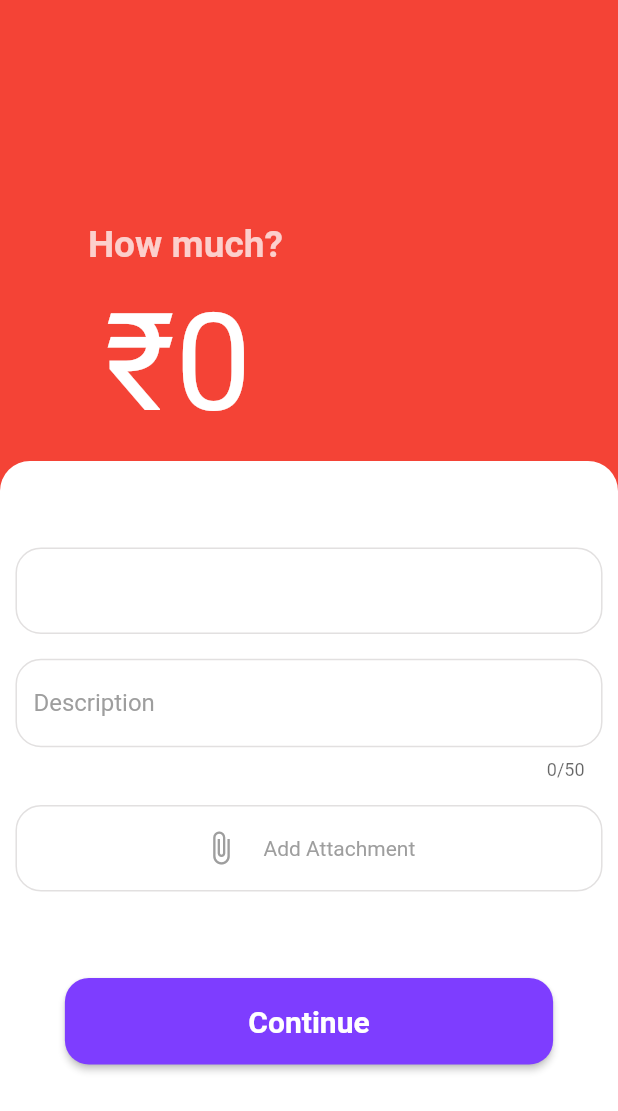
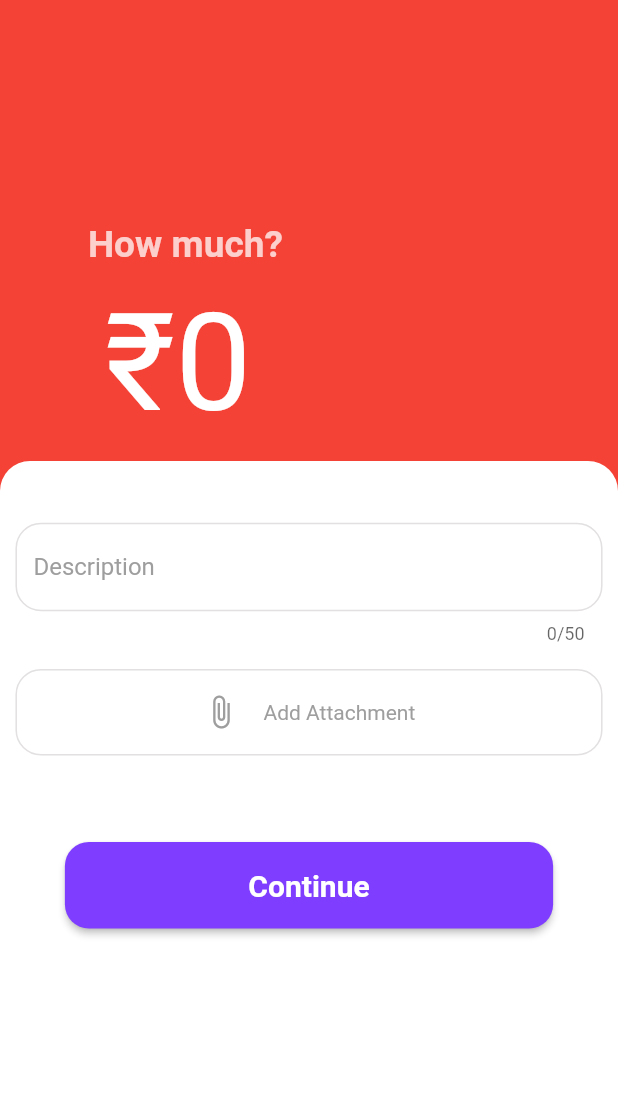
Before and after one commit to rahulsvaz/expense_manager, a Flutter app: the AddExpensePage screen opened directly, on a phone screen of 412 x 824 dp. Shown: the top 1111 px of the screen. Run offline on Flutter 3.47's test engine with Material 2 defaults, Android fonts, the light colour scheme and no system bars; our stand-ins replace get, google_nav_bar, iconly; missing offline and left inert: flutter_swipe_button.

Commit message:
folder arangements done

```diff
--- a/lib/view/screens/add_expense_page.dart
+++ b/lib/view/screens/add_expense_page.dart
@@ -12,6 +12,7 @@ class AddExpensePage extends StatelessWidget {
 
   @override
   Widget build(BuildContext context) {
+    List<Widget> items = [Container(),Container()];
     final width = Get.width;
     final height = Get.height;
     return Scaffold(
@@ -50,16 +51,12 @@ class AddExpensePage extends StatelessWidget {
                 child: Column(
                   children: [
                     SizedBox(
-                      height: height * 0.07,
+                      height: height * 0.03,
                     ),
-                    Container(
-                      width: width * 0.95,
-                      height: height * 0.07,
-                      decoration: BoxDecoration(
-                          border: Border.all(color: Pallete.lightGrey),
-                          borderRadius: BorderRadius.circular(17)),
+
+                    SizedBox(
+                      height: height * 0.02,
                     ),
-                    SizedBox(height: height * 0.02),
                     ConstrainedBox(
                       constraints: BoxConstraints(maxWidth: width * 0.95),
                       child: TextFormField(
@@ -75,12 +72,14 @@ class AddExpensePage extends StatelessWidget {
                     ),
                     SizedBox(height: height * 0.02),
                     AttachmentButton(width: width, height: height),
-                     SizedBox(height: height * 0.07),
+                    SizedBox(height: height * 0.07),
                     LoginSignUpButton(
                       onPressed: () {
                         Get.back();
-                        Get.snackbar('Expense Details Added', '',
-                         );
+                        Get.snackbar(
+                          'Expense Details Added',
+                          '',
+                        );
                       },
                       label: 'Continue',
                       buttonTextColor: Pallete.white,
--- a/lib/view/screens/edit_transaction.dart
+++ b/lib/view/screens/edit_transaction.dart
@@ -50,7 +50,8 @@ class _EditTransactionPageState extends State<EditTransactionPage> {
                       icon: const Icon(
                         Icons.arrow_back,
                         color: Pallete.white,
-                        )),
+                      ),
+                    ),
                     Text(
                       'Edit Transaction',
                       style: TextStyle(
@@ -58,7 +59,7 @@ class _EditTransactionPageState extends State<EditTransactionPage> {
                           fontSize: width * 0.05,
                           fontWeight: FontWeight.bold),
                     ),
-                    Image.asset('assets/images/trash.png')
+                    Image.asset('assets/images/trash.png'),
                   ],
                 ),
               ),
--- a/lib/viewModel/widgets/income_expense_box.dart
+++ b/lib/viewModel/widgets/income_expense_box.dart
@@ -1,7 +1,6 @@
 
 import 'package:expense_manager/viewModel/constants/colors/colors.dart';
 import 'package:flutter/material.dart';
-import 'package:get/get_navigation/get_navigation.dart';
 
 
 
--- a/pubspec.yaml
+++ b/pubspec.yaml
@@ -48,6 +48,7 @@ dependencies:
   google_nav_bar: ^5.0.6
   slide_to_act: ^2.0.2
   iconly: ^1.0.1
+  cool_dropdown: ^2.1.0
 dev_dependencies:
   flutter_test:
     sdk: flutter
```
Also changed, not shown: lib/view/screens/g_nav.dart (+7 -14 lines), lib/viewModel/controllers/text_field_controller.dart (renamed from lib/viewModel/controllers/textFieldController.dart), pubspec.lock, 3 other files. Lines whose indentation alone changed are shown as unchanged.
